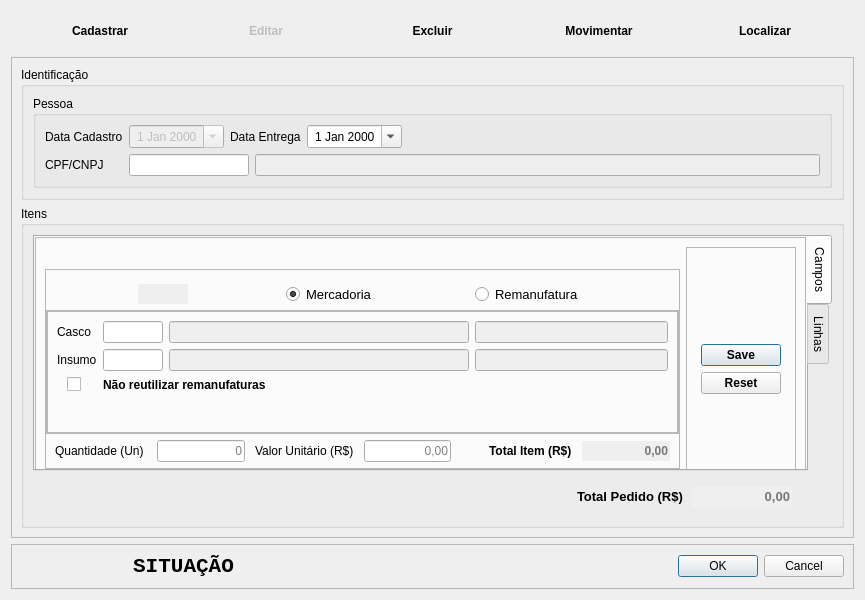
First picture: the form in Resources/UI/CadastroPedido.ui, repository Klubas/Projeto-SOAD, before the edit.
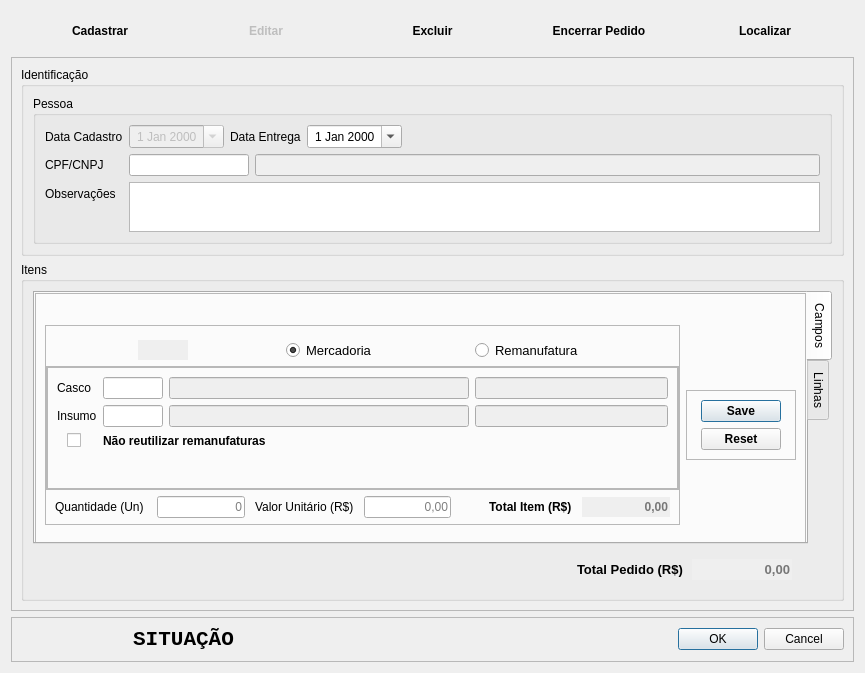
Second picture: the form after the edit.

Commit message:
# Cadastro de pedido - Movimentar estoque após confirmar - Cancelar/estornar pedido - Botão para movimentar o estoque
# StatusDialog
- Melhoria na forma de tratar a mensagem

```diff
--- a/Resources/UI/CadastroPedido.ui
+++ b/Resources/UI/CadastroPedido.ui
@@ -10,7 +10,7 @@
     <x>0</x>
     <y>0</y>
     <width>865</width>
-    <height>600</height>
+    <height>673</height>
    </rect>
   </property>
   <property name="sizePolicy">
@@ -21,14 +21,14 @@
   </property>
   <property name="minimumSize">
    <size>
-    <width>830</width>
-    <height>600</height>
+    <width>865</width>
+    <height>673</height>
    </size>
   </property>
   <property name="maximumSize">
    <size>
     <width>865</width>
-    <height>620</height>
+    <height>900</height>
    </size>
   </property>
   <property name="windowTitle">
@@ -133,7 +133,7 @@
            </font>
           </property>
           <property name="text">
-           <string>Movimentar</string>
+           <string>Encerrar Pedido</string>
           </property>
           <property name="shortcut">
            <string>Alt+D</string>
@@ -179,6 +179,18 @@
      </item>
      <item>
       <widget class="QFrame" name="frame_contents">
+       <property name="sizePolicy">
+        <sizepolicy hsizetype="Preferred" vsizetype="Fixed">
+         <horstretch>0</horstretch>
+         <verstretch>0</verstretch>
+        </sizepolicy>
+       </property>
+       <property name="minimumSize">
+        <size>
+         <width>0</width>
+         <height>0</height>
+        </size>
+       </property>
        <property name="frameShape">
         <enum>QFrame::StyledPanel</enum>
        </property>
@@ -428,6 +440,23 @@
                 </item>
                </layout>
               </item>
+              <item row="2" column="0">
+               <widget class="QLabel" name="label_2">
+                <property name="text">
+                 <string>Observações</string>
+                </property>
+               </widget>
+              </item>
+              <item row="2" column="1">
+               <widget class="QTextEdit" name="textEdit_observacao">
+                <property name="maximumSize">
+                 <size>
+                  <width>16777215</width>
+                  <height>50</height>
+                 </size>
+                </property>
+               </widget>
+              </item>
              </layout>
             </widget>
            </item>
@@ -442,6 +471,12 @@
             <verstretch>0</verstretch>
            </sizepolicy>
           </property>
+          <property name="minimumSize">
+           <size>
+            <width>0</width>
+            <height>0</height>
+           </size>
+          </property>
           <property name="font">
            <font>
             <weight>50</weight>
@@ -478,6 +513,15 @@
              <property name="currentIndex">
               <number>0</number>
              </property>
+             <property name="elideMode">
+              <enum>Qt::ElideNone</enum>
+             </property>
+             <property name="usesScrollButtons">
+              <bool>false</bool>
+             </property>
+             <property name="documentMode">
+              <bool>false</bool>
+             </property>
              <property name="tabsClosable">
               <bool>false</bool>
              </property>
@@ -533,6 +577,12 @@
                    <verstretch>0</verstretch>
                   </sizepolicy>
                  </property>
+                 <property name="minimumSize">
+                  <size>
+                   <width>0</width>
+                   <height>0</height>
+                  </size>
+                 </property>
                  <property name="frameShape">
                   <enum>QFrame::StyledPanel</enum>
                  </property>
@@ -1229,7 +1279,7 @@
                   <item>
                    <widget class="QFrame" name="frame_item_buttons">
                     <property name="sizePolicy">
-                     <sizepolicy hsizetype="Minimum" vsizetype="Minimum">
+                     <sizepolicy hsizetype="Fixed" vsizetype="Fixed">
                       <horstretch>0</horstretch>
                       <verstretch>0</verstretch>
                      </sizepolicy>
@@ -1929,7 +1979,7 @@
              </widget>
             </widget>
            </item>
-           <item row="3" column="0">
+           <item row="6" column="0">
             <layout class="QHBoxLayout" name="horizontalLayout_15">
              <property name="spacing">
               <number>9</number>
```
Left out of the diff: 7 changed lines with no effect on the pictures. The commit also changes 25 other files.
